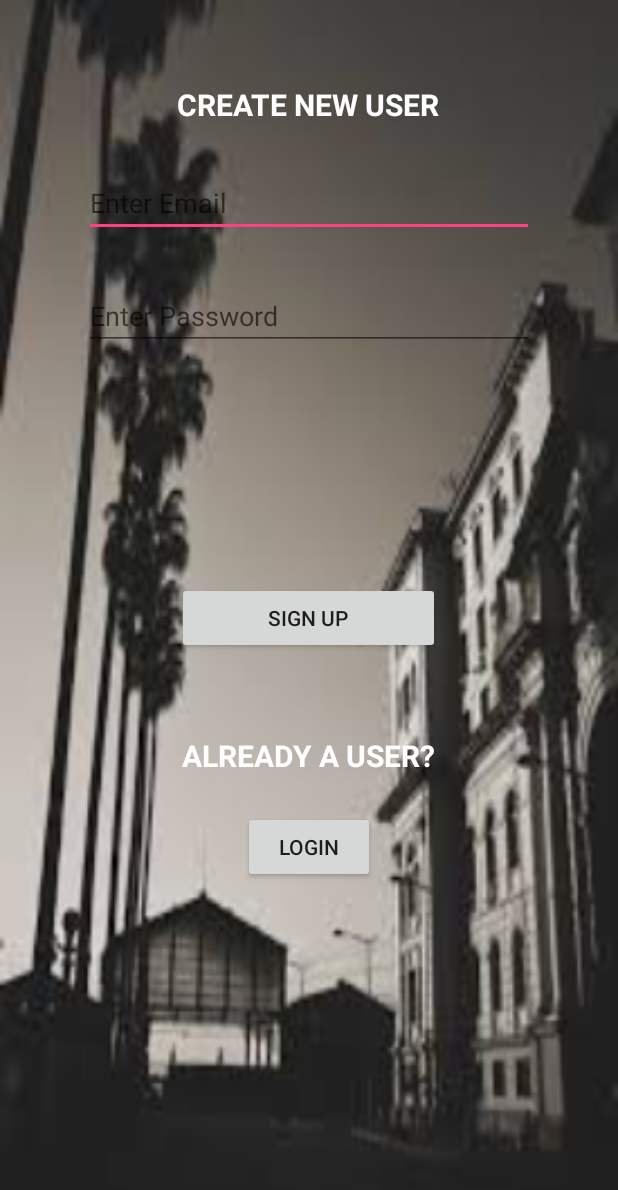
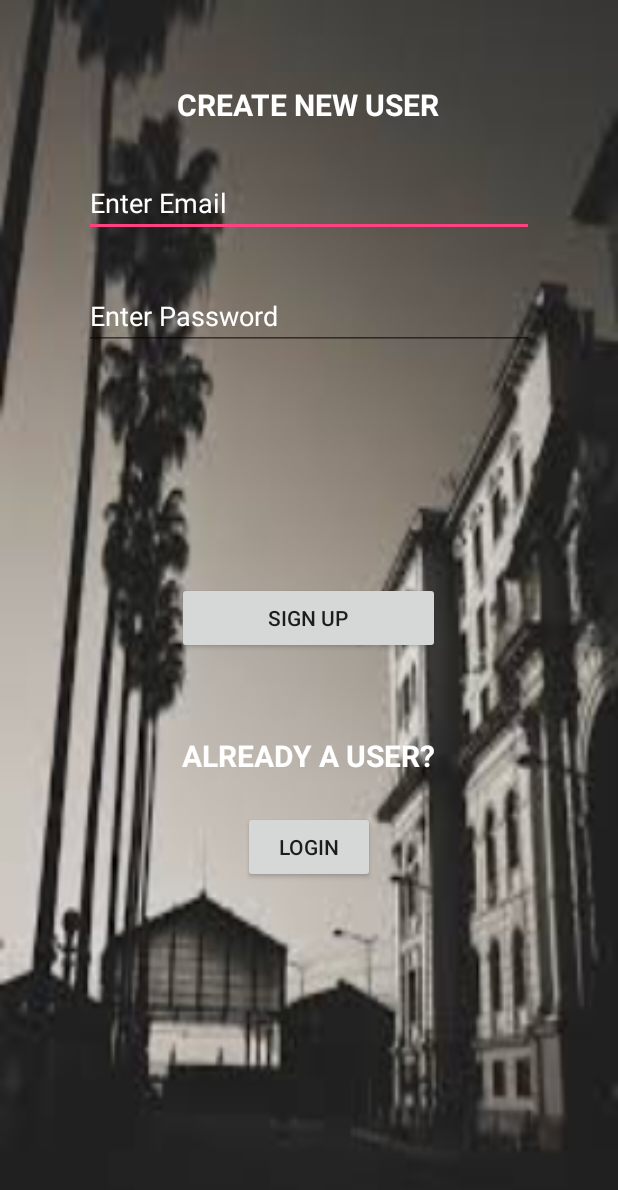
Before and after one commit to gaurikolhe/HuntHouse, an Android app: the screen it shows after launch (LoginActivity), on a phone screen of 412 x 824 dp. Shown: the top 1190 px of the screen. Run offline under Robolectric (Android 15) with nearby library versions, the phone set to English and light mode, and no system bars; our stand-ins replace Firebase (no records; nobody signed in at launch, a user with empty details on screens opened directly).

Commit message:
LoginActivity UI changes

```diff
--- a/app/src/main/res/layout/activity_login.xml
+++ b/app/src/main/res/layout/activity_login.xml
@@ -10,10 +10,13 @@
         android:layout_height="wrap_content"
         android:layout_marginTop="29dp"
         android:ems="10"
+        android:textColor="@color/colorWhite"
+        android:textColorHint="@color/colorWhite"
         android:hint="Enter Email"
         android:inputType="textEmailAddress"
         android:layout_below="@+id/textView"
-        android:layout_centerHorizontal="true" />
+        android:layout_centerHorizontal="true"
+        />
 
     <EditText
         android:id="@+id/pwd"
@@ -23,8 +26,11 @@
         android:layout_below="@+id/email"
         android:layout_marginTop="30dp"
         android:ems="10"
+        android:textColor="@color/colorWhite"
         android:hint="Enter Password"
-        android:inputType="textPassword" />
+        android:textColorHint="@color/colorWhite"
+        android:inputType="textPassword"
+        />
 
     <TextView
         android:id="@+id/textView"
```
